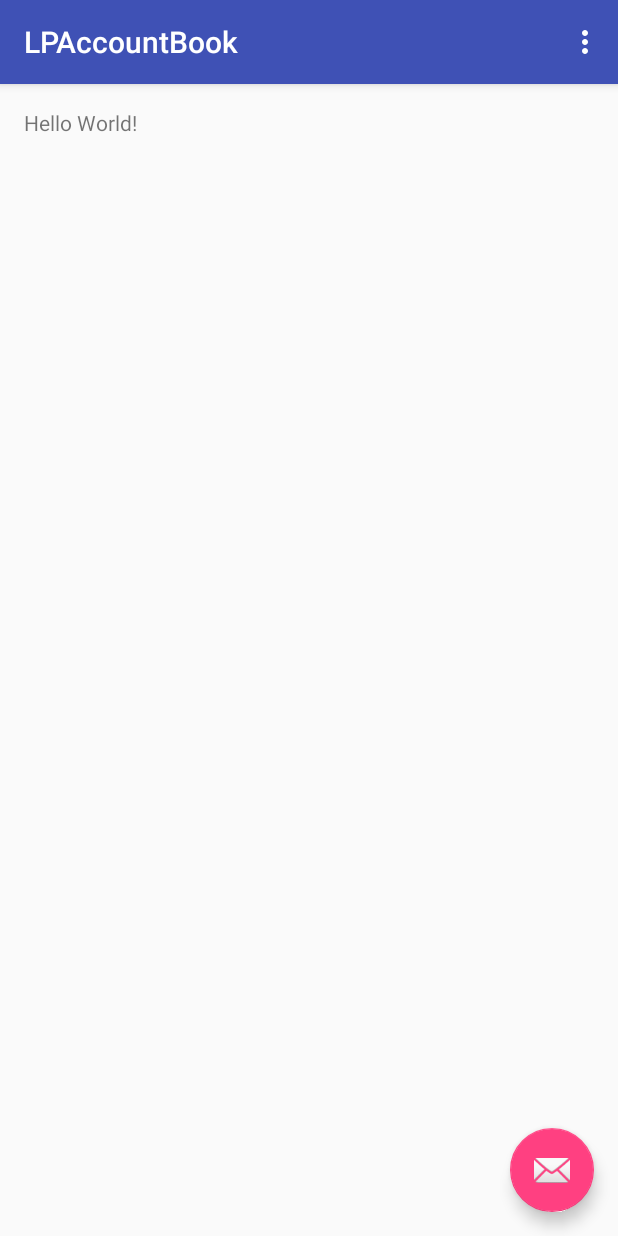
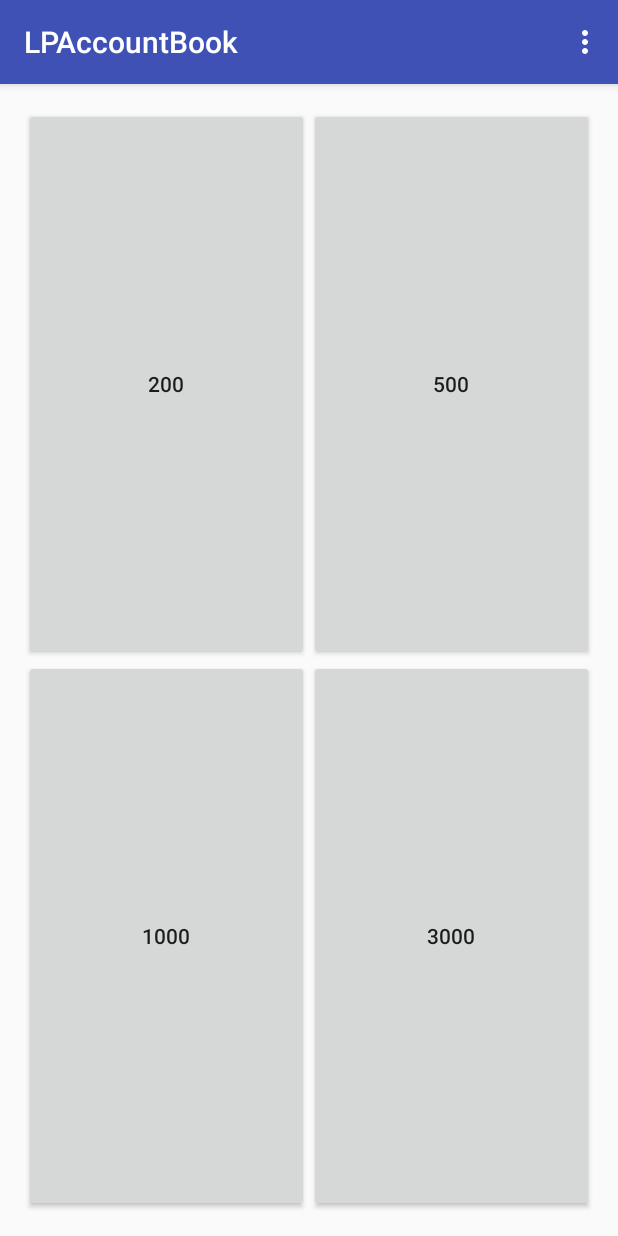
Before and after one commit to monohal/LPAccountBook, an Android app: the screen it shows after launch (LPAccountBookActivity), on a phone screen of 412 x 824 dp. Run offline under Robolectric (Android 15) with nearby library versions, the phone set to English and light mode, and no system bars.

Commit message:
怠惰な人のための家計簿

```diff
--- /dev/null
+++ b/app/src/main/java/com/example/hal/lpaccountbook/InputMoneyData.java
@@ -0,0 +1,84 @@
+package com.example.hal.lpaccountbook;
+
+import android.content.Context;
+import android.content.SharedPreferences;
+import android.view.View;
+import android.view.ViewGroup;
+import android.widget.Button;
+
+/**
+ * Created by HAL on 2016/03/06.
+ * State:Money
+ */
+public class InputMoneyData implements InputState {
+    private static final String NOW_STATE = "MONEY";
+    private static InputMoneyData singleton = new InputMoneyData();
+
+    SharedPreferences.Editor editor;
+    Button btnUL;
+    Button btnUR;
+    Button btnLL;
+    Button btnLR;
+
+    /**
+     * コンストラクタ
+     */
+    private InputMoneyData(){}
+
+    /**
+     * singletonパターン
+     * @return
+     */
+    public static InputState getInstance(){
+        return singleton;
+    }
+
+    @Override
+    public void Init(Context context, ViewGroup vg){
+        SharedPreferences data = context.getSharedPreferences(MONEY_FILE_NAME, Context.MODE_PRIVATE);
+        editor = data.edit();
+        setMoneyData(data, vg);
+    }
+
+    @Override
+    public void setInputData(View v){
+        editor.putInt(MONEY_DATA, getMoneyData(v));
+        editor.apply();
+    }
+
+    @Override
+    public InputState ChangeState(Context context){
+        return InputStringData.getInstance();
+    }
+
+    @Override
+    public String getNowState(){
+        return NOW_STATE;
+    }
+
+    public void setMoneyData(SharedPreferences data, ViewGroup vg){
+        btnUL = (Button)vg.findViewById(R.id.button_UL);
+        btnUR = (Button)vg.findViewById(R.id.button_UR);
+        btnLL = (Button)vg.findViewById(R.id.button_LL);
+        btnLR = (Button)vg.findViewById(R.id.button_LR);
+
+        btnUL.setText(String.valueOf(data.getInt(UL, 200)));
+        btnUR.setText(String.valueOf(data.getInt(UR, 500)));
+        btnLL.setText(String.valueOf(data.getInt(LL, 1000)));
+        btnLR.setText(String.valueOf(data.getInt(LR, 3000)));
+    }
+
+    public int getMoneyData(View v){
+        switch (v.getId()){
+            case R.id.button_UL:
+                return Integer.parseInt(btnUL.getText().toString());
+            case R.id.button_UR:
+                return Integer.parseInt(btnUR.getText().toString());
+            case R.id.button_LL:
+                return Integer.parseInt(btnLL.getText().toString());
+            case R.id.button_LR:
+                return Integer.parseInt(btnLR.getText().toString());
+        }
+        return 0;
+    }
+}
--- /dev/null
+++ b/app/src/main/java/com/example/hal/lpaccountbook/InputState.java
@@ -0,0 +1,48 @@
+package com.example.hal.lpaccountbook;
+
+import android.content.Context;
+import android.view.View;
+import android.view.ViewGroup;
+import android.widget.Button;
+
+/**
+ * Created by HAL on 2016/03/06.
+ * 金額を入力する状態 or 理由を入力する状態 どちらかを示す
+ */
+public interface InputState {
+    String MONEY_FILE_NAME = "MONEY_DATA";
+    String STRING_FILE_NAME = "STRING_DATA";
+
+    String MONEY_DATA = "MONEY";
+    String STRING_DATA = "STRING";
+
+
+    String UL = "hl_button";
+    String UR = "hr_button";
+    String LL = "ll_button";
+    String LR = "lr_button";
+
+    /**
+     *  ボタンにsettextする
+     */
+    void Init(Context context,ViewGroup vg);
+
+    /**
+     *  ボタンにsettextする
+     * @param v ボタンをまとめたViewGroupを持ってきてます
+     */
+    void setInputData(View v);
+
+    /**
+     *  現在の状態から次の状態へ移行
+     * @param context
+     * @return 次の状態
+     */
+    InputState ChangeState(Context context);
+
+    /**
+     *  現在の状態を返す
+     * @return 現在の状態
+     */
+    String getNowState();
+}
--- a/app/src/main/java/com/example/hal/lpaccountbook/LPAccountBookActivity.java
+++ b/app/src/main/java/com/example/hal/lpaccountbook/LPAccountBookActivity.java
@@ -1,5 +1,7 @@
 package com.example.hal.lpaccountbook;
 
+import android.app.AlertDialog;
+import android.content.SharedPreferences;
 import android.os.Bundle;
 import android.support.design.widget.FloatingActionButton;
 import android.support.design.widget.Snackbar;
@@ -8,24 +10,49 @@ import android.support.v7.widget.Toolbar;
 import android.view.View;
 import android.view.Menu;
 import android.view.MenuItem;
+import android.view.ViewGroup;
 
 public class LPAccountBookActivity extends AppCompatActivity {
+
+    public static final String FIRST_TIME_CHECK = "FIRST_TIME_CHECK";
+    private InputState inputstate = InputMoneyData.getInstance();
 
     @Override
     protected void onCreate(Bundle savedInstanceState) {
         super.onCreate(savedInstanceState);
         setContentView(R.layout.activity_lpaccount_book);
+        ViewGroup viewGroup;
+        viewGroup = (ViewGroup)findViewById(R.id.activity_input);
+
         Toolbar toolbar = (Toolbar) findViewById(R.id.toolbar);
         setSupportActionBar(toolbar);
 
-        FloatingActionButton fab = (FloatingActionButton) findViewById(R.id.fab);
-        fab.setOnClickListener(new View.OnClickListener() {
-            @Override
-            public void onClick(View view) {
-                Snackbar.make(view, "Replace with your own action", Snackbar.LENGTH_LONG)
-                        .setAction("Action", null).show();
-            }
-        });
+        FirstTime();
+        inputstate.Init(this, viewGroup);
+    }
+
+    public void onClick(View v) {
+
+
+    }
+
+    private void FirstTime(){
+        SharedPreferences preference = getSharedPreferences(FIRST_TIME_CHECK, MODE_PRIVATE);
+        SharedPreferences.Editor editor = preference.edit();
+
+        if(preference.getBoolean("Launched", false)==false){
+            AlertDialog.Builder alertDialog=new AlertDialog.Builder(this);
+
+            // ダイアログの設定
+            alertDialog.setTitle("ヒント");          //タイトル
+            alertDialog.setMessage("「画面右上 メニューキー → Help」\nでヘルプが読めます。");      //内容
+            alertDialog.setIcon(android.R.drawable.ic_menu_info_details);   //アイコン設定
+            alertDialog.create();
+            alertDialog.show();
+
+            editor.putBoolean("Launched", true);
+            editor.commit();
+        }
     }
 
     @Override
@@ -38,7 +65,7 @@ public class LPAccountBookActivity extends AppCompatActivity {
     @Override
     public boolean onOptionsItemSelected(MenuItem item) {
         // Handle action bar item clicks here. The action bar will
-        // automatically handle clicks on the Home/Up button, so long
+        // automatically handle clicks on the Home/Up btnLL, so long
         // as you specify a parent activity in AndroidManifest.xml.
         int id = item.getItemId();
 
--- a/app/src/main/res/layout/activity_lpaccount_book.xml
+++ b/app/src/main/res/layout/activity_lpaccount_book.xml
@@ -4,7 +4,8 @@
     xmlns:app="http://schemas.android.com/apk/res-auto"
     xmlns:tools="http://schemas.android.com/tools" android:layout_width="match_parent"
     android:layout_height="match_parent" android:fitsSystemWindows="true"
-    tools:context=".LPAccountBookActivity">
+    tools:context=".LPAccountBookActivity"
+    >
 
     <android.support.design.widget.AppBarLayout android:layout_height="wrap_content"
         android:layout_width="match_parent" android:theme="@style/AppTheme.AppBarOverlay">
@@ -17,9 +18,4 @@
 
     <include layout="@layout/content_lpaccount_book" />
 
-    <android.support.design.widget.FloatingActionButton android:id="@+id/fab"
-        android:layout_width="wrap_content" android:layout_height="wrap_content"
-        android:layout_gravity="bottom|end" android:layout_margin="@dimen/fab_margin"
-        android:src="@android:drawable/ic_dialog_email" />
-
 </android.support.design.widget.CoordinatorLayout>
--- a/app/src/main/res/layout/content_lpaccount_book.xml
+++ b/app/src/main/res/layout/content_lpaccount_book.xml
@@ -7,8 +7,61 @@
     android:paddingTop="@dimen/activity_vertical_margin"
     android:paddingBottom="@dimen/activity_vertical_margin"
     app:layout_behavior="@string/appbar_scrolling_view_behavior"
-    tools:showIn="@layout/activity_lpaccount_book" tools:context=".LPAccountBookActivity">
+    tools:showIn="@layout/activity_lpaccount_book" tools:context=".LPAccountBookActivity"
+    android:id="@+id/activity_input">
 
-    <TextView android:text="Hello World!" android:layout_width="wrap_content"
-        android:layout_height="wrap_content" />
+    <LinearLayout
+        android:orientation="vertical"
+        android:layout_width="match_parent"
+        android:layout_height="match_parent">
+
+        <LinearLayout
+            android:orientation="horizontal"
+            android:layout_width="match_parent"
+            android:layout_height="match_parent"
+            android:layout_alignParentTop="true"
+            android:layout_alignParentRight="true"
+            android:layout_alignParentEnd="true"
+            android:layout_weight="2">
+
+            <Button
+                android:layout_width="wrap_content"
+                android:layout_height="fill_parent"
+                android:id="@+id/button_UL"
+                android:layout_weight="1"
+                android:onClick = "onClick"/>  <!-- UL Upper Left -->
+
+            <Button
+                android:layout_width="wrap_content"
+                android:layout_height="fill_parent"
+                android:id="@+id/button_UR"
+                android:layout_weight="1"
+                android:onClick = "onClick"/>  <!-- UR Upper Right -->
+        </LinearLayout>
+
+        <LinearLayout
+            android:orientation="horizontal"
+            android:layout_width="match_parent"
+            android:layout_height="match_parent"
+            android:layout_alignParentTop="true"
+            android:layout_alignParentRight="true"
+            android:layout_alignParentEnd="true"
+            android:layout_gravity="center_vertical"
+            android:layout_weight="2">
+
+            <Button
+                android:layout_width="wrap_content"
+                android:layout_height="fill_parent"
+                android:id="@+id/button_LL"
+                android:layout_weight="1"
+                android:onClick = "onClick"/>  <!-- LL Lower Left -->
+
+            <Button
+                android:layout_width="wrap_content"
+                android:layout_height="fill_parent"
+                android:id="@+id/button_LR"
+                android:layout_weight="1"
+                android:onClick = "onClick"/>   <!-- LR Lower Right -->
+        </LinearLayout>
+    </LinearLayout>
 </RelativeLayout>
```
Also changed, not shown: app/src/main/java/com/example/hal/lpaccountbook/InputStringData.java (added, +77 -0 lines).
